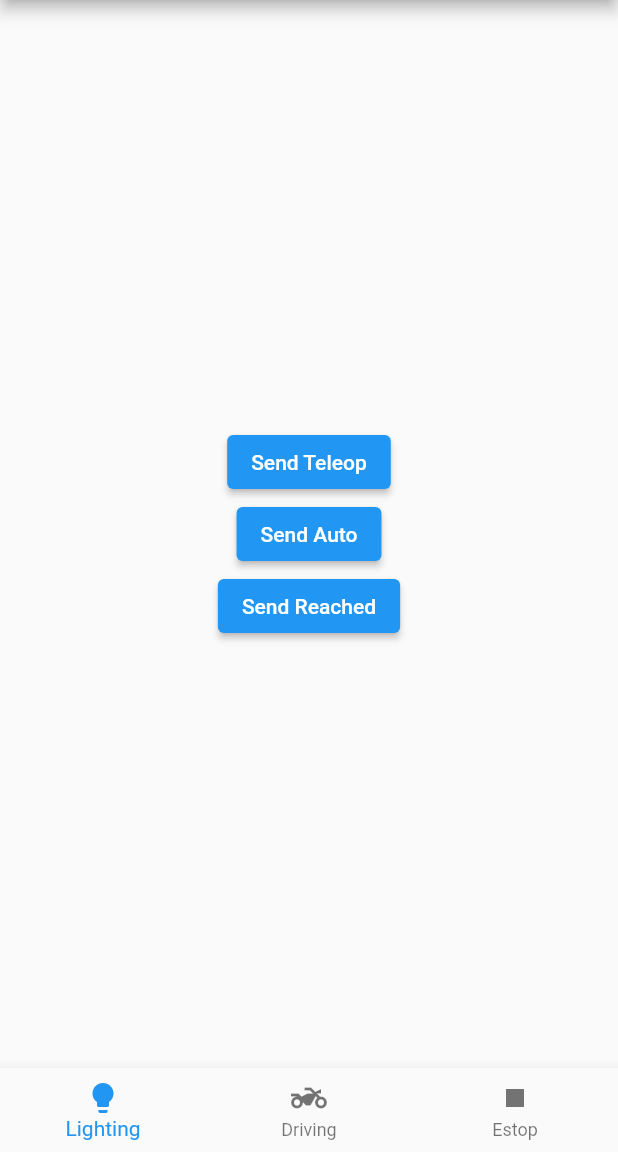
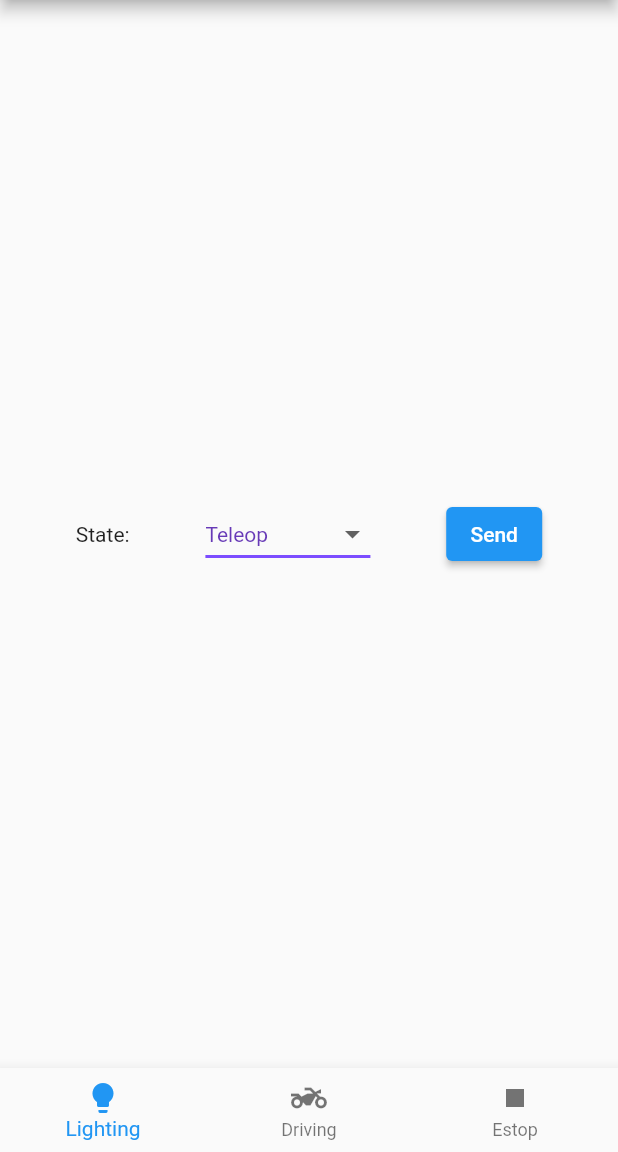
Before and after one commit to MissouriMRDT/RoveSoRemote, a Flutter app: the screen it shows after launch, on a phone screen of 412 x 824 dp, the part 84-1236 px from its top. Run offline on Flutter 3.47's test engine with Material 2 defaults, Android fonts, the light colour scheme and no system bars; missing offline and left inert: control_pad.

Commit message:
Cleaned up structure. Now using different views, and lighting utilizes a dropdown

```diff
--- a/rove_so_remote/lib/RoveComm.dart
+++ b/rove_so_remote/lib/RoveComm.dart
@@ -235,3 +235,6 @@ class RoveComm {
     var bytes = udpSock.send(listBuffer, InternetAddress(ip), port);
   }
 }
+
+// Initialize RoveComm node
+final RC_Node = RoveComm();
--- /dev/null
+++ b/rove_so_remote/lib/components/Lighting.dart
@@ -0,0 +1,55 @@
+import 'package:flutter/material.dart';
+import '../RoveComm.dart';
+
+class LightingView extends StatefulWidget {
+  @override
+  _LightingViewState createState() => _LightingViewState();
+}
+
+class _LightingViewState extends State<LightingView> {
+  String dropdownValue = 'Teleop';
+  List<String> State = <String>['Teleop', 'Autonomy', 'Reached Goal'];
+
+  @override
+  Widget build(BuildContext context) {
+    return Container(
+        child: Column(
+      children: [
+        Row(
+          mainAxisAlignment:
+              MainAxisAlignment.spaceEvenly, // use whichever suits your need
+          children: [
+            Text("State:"),
+            DropdownButton<String>(
+              value: dropdownValue,
+              iconSize: 24,
+              elevation: 16,
+              style: TextStyle(color: Colors.deepPurple),
+              underline: Container(
+                height: 2,
+                color: Colors.deepPurpleAccent,
+              ),
+              onChanged: (String newValue) {
+                setState(() {
+                  dropdownValue = newValue;
+                });
+              },
+              items: State.map<DropdownMenuItem<String>>((String value) {
+                return DropdownMenuItem<String>(
+                  value: value,
+                  child: Text(value),
+                );
+              }).toList(),
+            ),
+            ElevatedButton(
+                child: Text("Send"),
+                onPressed: () {
+                  RC_Node.sendCommand("7003", DataTypes.UINT8_T,
+                      State.indexOf(dropdownValue), "192.168.1.140", false);
+                }),
+          ],
+        )
+      ],
+    ));
+  }
+}
--- a/rove_so_remote/lib/main.dart
+++ b/rove_so_remote/lib/main.dart
@@ -3,18 +3,18 @@
 // found in the LICENSE file.
 
 import 'package:flutter/material.dart';
-import 'package:rove_so_remote/RoveComm.dart';
+import 'package:rove_so_remote/components/Drive.dart';
+import 'package:rove_so_remote/components/Estop.dart';
+import 'package:rove_so_remote/components/Lighting.dart';
+import 'RoveComm.dart';
 import 'dart:developer' as developer;
 import 'package:control_pad/control_pad.dart';
-
-int map_range(double x, int in_min, int in_max, int out_min, int out_max) {
-  return ((x - in_min) * (out_max - out_min) / (in_max - in_min) + out_min)
-      .round();
-}
 
 void main() => runApp(RoveSoRemoteApp());
 
 class RoveSoRemoteApp extends StatelessWidget {
+  // touch RC_Node
+  final rc = RC_Node;
   @override
   Widget build(BuildContext context) {
     return MaterialApp(
@@ -30,12 +30,9 @@ class HomePage extends StatefulWidget {
 }
 
 class _HomePageState extends State<HomePage> {
-  @override
-  var textEntry = "";
   int _selectedIndex = 0;
-  RoveComm rc = RoveComm();
-  List<List<Widget>> _widgetOptions;
-  var timeLast = DateTime.now().millisecondsSinceEpoch;
+
+  List<Widget> _widgetOptions;
 
   void _onItemTapped(int index) {
     setState(() {
@@ -43,83 +40,11 @@ class _HomePageState extends State<HomePage> {
     });
   }
 
-  void sendDriveCommand(double direction, double magnitude) {
-    if (DateTime.now().millisecondsSinceEpoch - timeLast > 100) {
-      print("Magnitude: $magnitude");
-      print("Direction: $direction");
-      int left = 0;
-      int right = 0;
-      if (direction > 150 && direction < 210) {
-        left = -map_range(magnitude, 0, 1, 0, 300);
-        right = -map_range(magnitude, 0, 1, 0, 300);
-
-        rc.sendCommand(
-            "1000", DataTypes.INT16_T, [left, right], "192.168.1.134", false);
-      } else if (direction > 330 || direction < 30) {
-        left = map_range(magnitude, 0, 1, 0, 300);
-        right = map_range(magnitude, 0, 1, 0, 300);
-
-        rc.sendCommand(
-            "1000", DataTypes.INT16_T, [left, right], "192.168.1.134", false);
-      }
-      timeLast = DateTime.now().millisecondsSinceEpoch;
-    }
-  }
-
   _HomePageState() {
-    _widgetOptions = [
-      <Widget>[
-        ElevatedButton(
-            child: Text("Send Teleop"),
-            onPressed: () {
-              rc.sendCommand(
-                  "7003", DataTypes.UINT8_T, 0, "192.168.1.140", false);
-            }),
-        ElevatedButton(
-            child: Text("Send Auto"),
-            onPressed: () {
-              rc.sendCommand(
-                  "7003", DataTypes.UINT8_T, 1, "192.168.1.140", false);
-            }),
-        ElevatedButton(
-            child: Text("Send Reached"),
-            onPressed: () {
-              rc.sendCommand(
-                  "7003", DataTypes.UINT8_T, 2, "192.168.1.140", false);
-            }),
-      ],
-      [
-        Row(
-          mainAxisSize: MainAxisSize.max,
-          mainAxisAlignment:
-              MainAxisAlignment.spaceEvenly, // use whichever suits your need
-
-          children: [
-            JoystickView(size: 150, onDirectionChanged: sendDriveCommand),
-          ],
-        )
-      ],
-      [
-        SizedBox(
-            width: 300.0,
-            height: 400.0,
-            child: ElevatedButton(
-                onPressed: () {
-                  rc.sendCommand(
-                      "2000", DataTypes.UINT8_T, 0, "192.168.1.133", false);
-                  print("Pressed");
-                },
-                style: ButtonStyle(
-                  backgroundColor: MaterialStateProperty.resolveWith<Color>(
-                    (Set<MaterialState> states) {
-                      if (states.contains(MaterialState.pressed))
-                        return Colors.red;
-                      return Colors.green; // Use the component's default.
-                    },
-                  ),
-                ),
-                child: Text("Estop"))),
-      ]
+    _widgetOptions = <Widget>[
+      LightingView(),
+      DriveView(),
+      EStopView(),
     ];
   }
 
@@ -133,7 +58,7 @@ class _HomePageState extends State<HomePage> {
       ),
       body: Center(
         child: Column(
-          children: _widgetOptions.elementAt(_selectedIndex),
+          children: [_widgetOptions.elementAt(_selectedIndex)],
           mainAxisSize: MainAxisSize.min,
         ),
       ),
```
Also changed, not shown: rove_so_remote/lib/components/Drive.dart (added, +66 -0 lines), rove_so_remote/lib/components/Estop.dart (added, +36 -0 lines).
